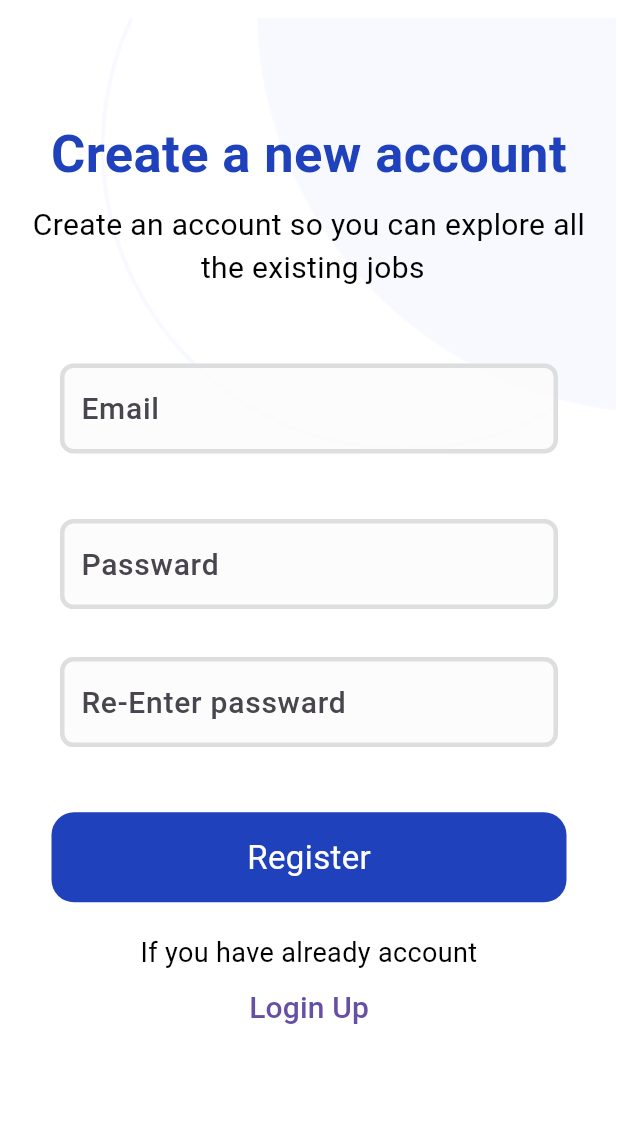
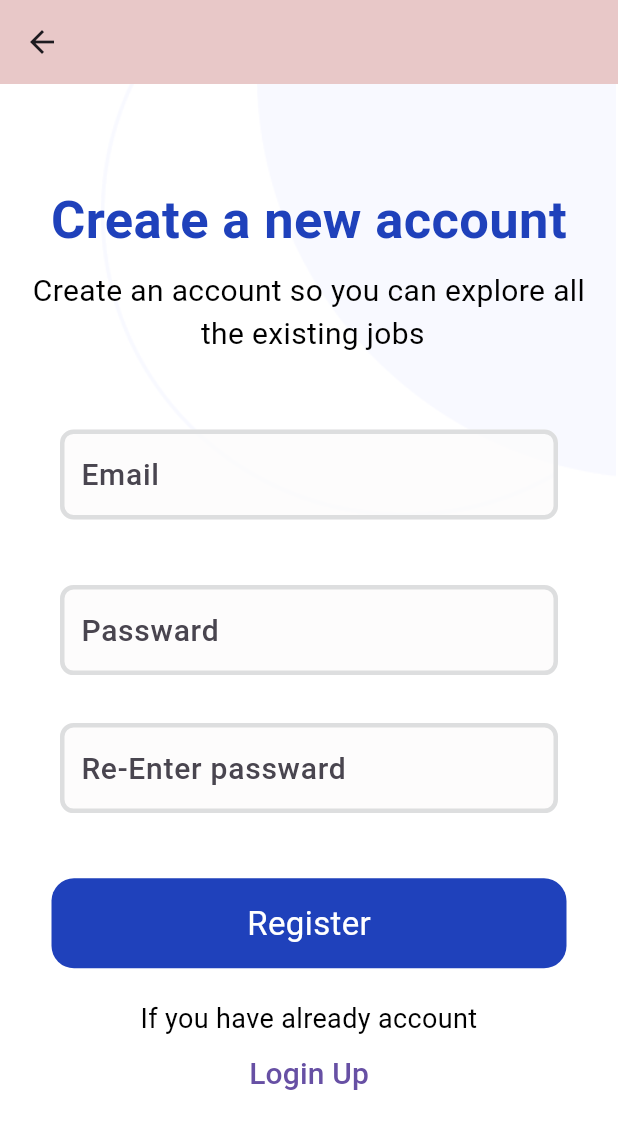
Before and after one commit to kmsdkmsd007/free_chat_app, a Flutter app: the screen it shows after launch, after a tap on "Sign Up", on a phone screen of 412 x 824 dp. Shown: the top 1129 px of the screen. Run offline on Flutter 3.47's test engine with Material 3 defaults, Android fonts, the phone set to English and light mode, and no system bars; our stand-ins replace bloc, equatable, flutter_bloc, supabase_flutter; accounts and stored records are empty.

```diff
--- a/lib/features/login_screen/login/login_bloc.dart
+++ b/lib/features/login/login/login_bloc.dart
@@ -1,5 +1,5 @@
 import 'package:bloc/bloc.dart';
-import 'package:chat_app/features/login_screen/login/Login_states.dart';
+import 'package:chat_app/features/login/login/Login_states.dart';
 import 'package:chat_app/main.dart';
 import 'package:chat_app/utils/navigation.dart';
 import 'package:supabase_flutter/supabase_flutter.dart';
@@ -27,6 +27,8 @@ class LoginBloc extends Bloc<LoginEvent, LoginState> {
           }
         } catch (e) {
           emit(LoginFailureState(e.toString()));
+          Future.delayed(Duration(seconds: 7));
+          navigatorKey.currentState!.pushNamed(Routes.signUp);
         }
       }
     });
--- a/lib/features/login_screen/login_screen.dart
+++ b/lib/features/login/login_screen.dart
@@ -1,6 +1,6 @@
-import 'package:chat_app/features/login_screen/login/Login_states.dart';
-import 'package:chat_app/features/login_screen/login/login_bloc.dart';
-import 'package:chat_app/features/login_screen/login/login_event.dart';
+import 'package:chat_app/features/login/login/Login_states.dart';
+import 'package:chat_app/features/login/login/login_bloc.dart';
+import 'package:chat_app/features/login/login/login_event.dart';
 import 'package:chat_app/main.dart';
 import 'package:chat_app/utils/custom_button.dart';
 import 'package:chat_app/utils/custom_text.dart';
--- a/lib/features/singup/cubit/signup_state.dart
+++ b/lib/features/singup/cubit/signup_state.dart
@@ -29,7 +29,9 @@ class SignUpInitial extends SignUpState {
 }
 
 class SignUpFailureState extends SignUpState {
-  SignUpFailureState({required this.error, required String message});
+  SignUpFailureState({
+    required this.error,
+  });
 
   final String error;
 
--- a/lib/features/singup/singup_screen.dart
+++ b/lib/features/singup/singup_screen.dart
@@ -40,8 +40,8 @@ class _SingupScreenState extends State<SingupScreen> {
 
     return Scaffold(
       appBar: AppBar(
-        toolbarHeight: 12,
-        backgroundColor: Colors.white,
+        // toolbarHeight: 12,
+        backgroundColor: const Color.fromARGB(255, 232, 200, 200),
       ),
       backgroundColor: const Color.fromARGB(255, 255, 255, 255),
       body: BlocConsumer<SignUpCubit, SignUpState>(
--- a/lib/features/splash/splash_screen.dart
+++ b/lib/features/splash/splash_screen.dart
@@ -122,7 +122,7 @@ class _SplashScreenState extends State<SplashScreen> {
                     CustomButton(
                       text: "Register",
                       onPressed: () {
-                        // navigatorKey.currentState!.pushNamed(Routes.signUp);
+                        navigatorKey.currentState!.pushNamed(Routes.signUp);
                         print('object');
                       },
                       backcolor: const Color.fromARGB(255, 204, 189, 189),
--- a/lib/main.dart
+++ b/lib/main.dart
@@ -1,9 +1,7 @@
-import 'package:chat_app/features/home_screen.dart/home/home_cubit.dart';
-import 'package:chat_app/features/home_screen.dart/home_screen.dart';
-import 'package:chat_app/features/login_screen/login/login_bloc.dart';
+import 'package:chat_app/features/home/home/home_cubit.dart';
+import 'package:chat_app/features/login/login/login_bloc.dart';
 import 'package:chat_app/features/singup/cubit/signup_cubit.dart';
 import 'package:chat_app/features/splash/splash_cubit/splash_cubit_cubit.dart';
-import 'package:chat_app/features/splash/splash_screen.dart';
 import 'package:chat_app/utils/navigation.dart';
 import 'package:flutter/material.dart';
 import 'package:flutter_bloc/flutter_bloc.dart';
--- a/lib/utils/custom_button.dart
+++ b/lib/utils/custom_button.dart
@@ -23,7 +23,7 @@ class CustomButton extends StatefulWidget {
 class _CustomButtonState extends State<CustomButton> {
   @override
   Widget build(BuildContext context) {
-    return GestureDetector(
+    return InkWell(
       onTap: widget.onPressed,
       child: Container(
           height: widget.height,
--- a/lib/utils/navigation.dart
+++ b/lib/utils/navigation.dart
@@ -1,6 +1,6 @@
-import 'package:chat_app/features/home_screen.dart/home_screen.dart';
+import 'package:chat_app/features/home/home_screen.dart';
 import 'package:chat_app/features/splash/splash_screen.dart';
-import 'package:chat_app/features/login_screen/login_screen.dart';
+import 'package:chat_app/features/login/login_screen.dart';
 import 'package:chat_app/features/singup/singup_screen.dart';
 import 'package:flutter/material.dart';
 
@@ -24,9 +24,7 @@ class AppRouter {
         return MaterialPageRoute(builder: (_) => ChatPage());
       default:
         return MaterialPageRoute(
-          builder: (_) => Scaffold(
-            body: Center(child: Text('No route defined for ${settings.name}')),
-          ),
+          builder: (_) => SplashScreen(),
         );
     }
   }
```
Also changed, not shown: lib/features/singup/cubit/signup_cubit.dart (+20 -36 lines), lib/features/home/home/home_cubit.dart (renamed from lib/features/home_screen.dart/home/home_cubit.dart), lib/features/home/home/home_state.dart (renamed from lib/features/home_screen.dart/home/home_state.dart), lib/features/home/home_screen.dart (renamed from lib/features/home_screen.dart/home_screen.dart), lib/features/login/login/Login_states.dart (renamed from lib/features/login_screen/login/Login_states.dart), lib/features/login/login/login_event.dart (renamed from lib/features/login_screen/login/login_event.dart), 1 other file.
